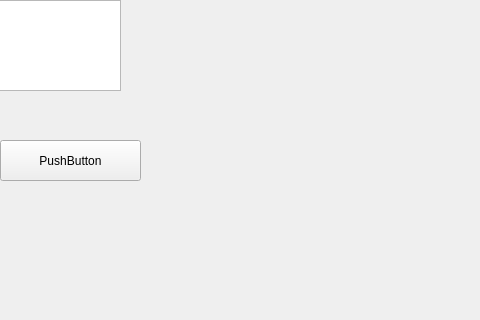
This is webclient/webclient.ui in thirdprojectteam/miniproject3_WebServer as Qt 5 draws it before an edit; both pictures show x 220 to 700 and y 110 to 430 of the 800 by 600 pixel window. The edited form follows.
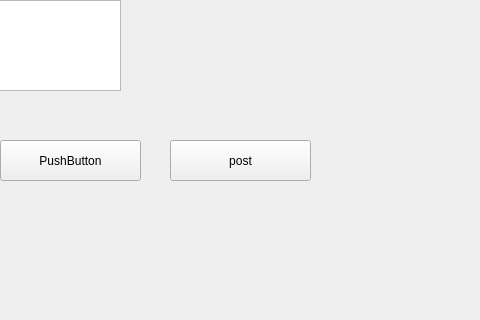
This is the edited form.

Commit message: post success

What changed in the file:
```diff
--- a/webclient/webclient.ui
+++ b/webclient/webclient.ui
@@ -36,6 +36,19 @@
     </rect>
    </property>
   </widget>
+  <widget class="QPushButton" name="PostButton">
+   <property name="geometry">
+    <rect>
+     <x>390</x>
+     <y>250</y>
+     <width>141</width>
+     <height>41</height>
+    </rect>
+   </property>
+   <property name="text">
+    <string>post</string>
+   </property>
+  </widget>
  </widget>
  <resources/>
  <connections/>
```
The commit also changes 20 other files.
